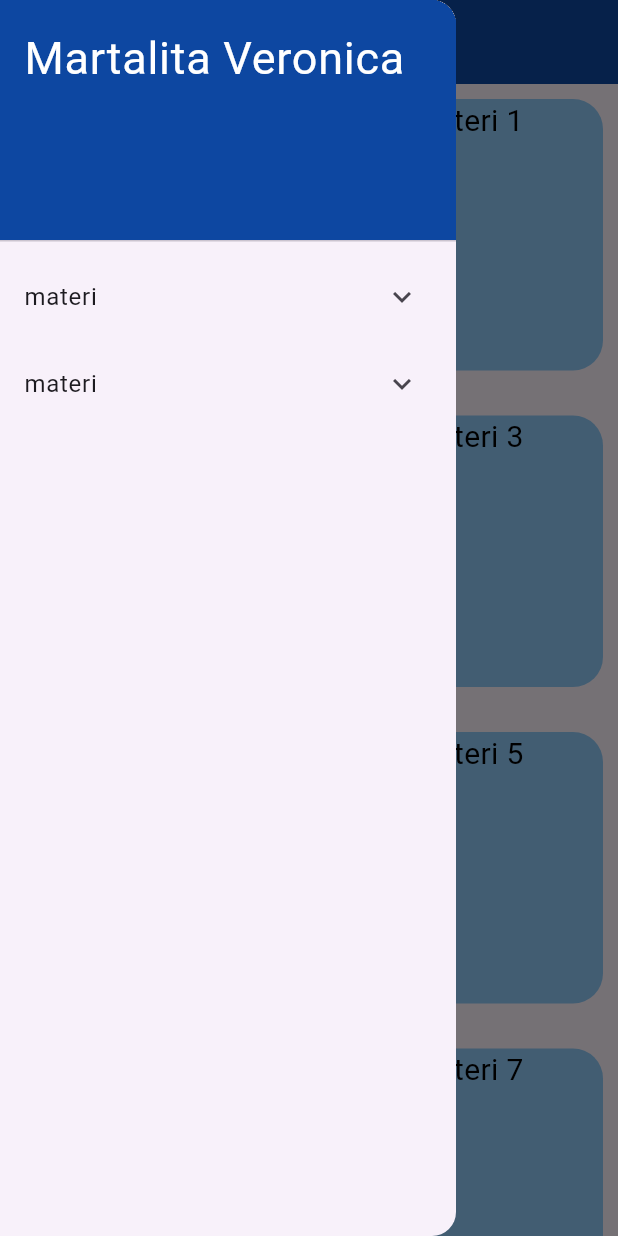
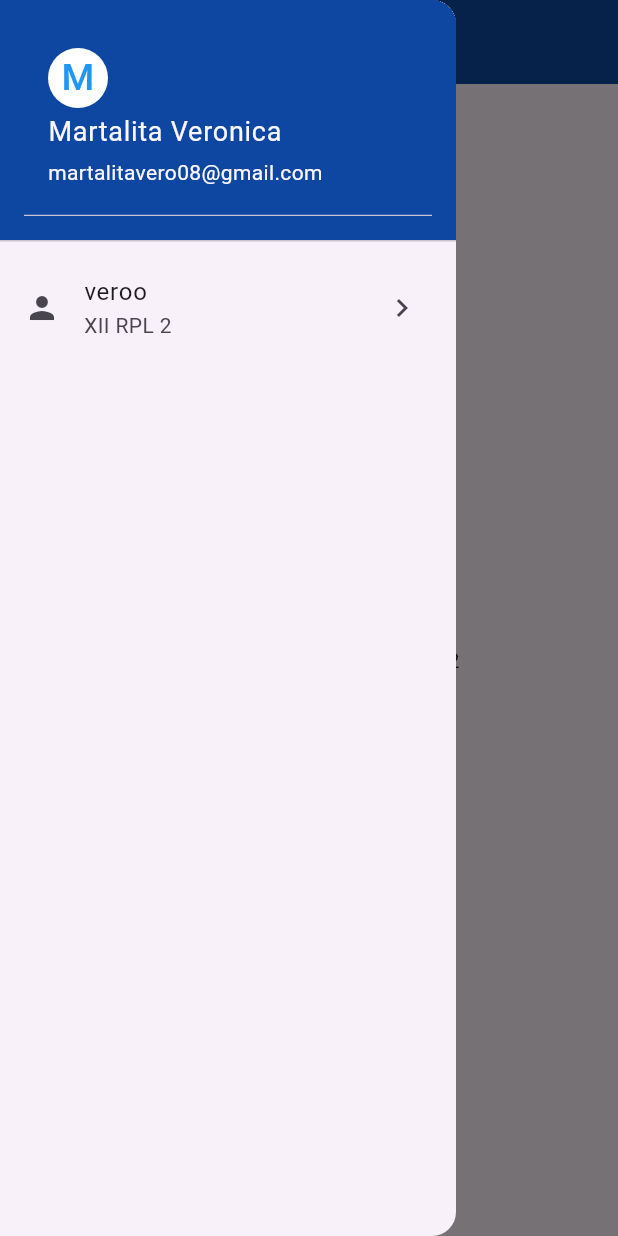
Before and after one commit to verorpl/drawer_listview, a Flutter app: the screen it shows after launch, with the side drawer open, on a phone screen of 412 x 824 dp. Run offline on Flutter 3.47's test engine with Material 3 defaults, Android fonts, the phone set to English and light mode, and no system bars.

Commit message:
UserAccountDrawerHeader

```diff
--- a/lib/drawer.dart
+++ b/lib/drawer.dart
@@ -1,5 +1,4 @@
 import 'package:flutter/material.dart';
-
 
 class MyHomePage extends StatelessWidget {
   const MyHomePage({super.key, required this.title});
@@ -17,69 +16,149 @@ class MyHomePage extends StatelessWidget {
         foregroundColor: Colors.white,
       ),
       drawer: buildGroupDrawer(context),
-        body: GridView.count(
-          crossAxisCount: 2,
-          crossAxisSpacing: 10.0,
-          mainAxisSpacing: 10.0,
-          shrinkWrap: true,
-          children: List.generate(10, (index) {
-            return Padding(
-              padding: EdgeInsets.all(10.0),
-              child: Container(
-                height: 5.0,
-                decoration: BoxDecoration(
-                  borderRadius: BorderRadius.circular(20.0),
-                  color: Colors.blue[200],
+      body: Center(
+        child: Text('Pemrograman Mobile $title'),
       ),
-                child: Text(
-                'Materi $index',
-                textAlign: TextAlign.center,
-                style: TextStyle(
-                  color: Colors.black,
-                fontSize: 20,
-                )
-                ),
-                )
     );
-          }),
-        ));
+    // body: GridView.count(
+    //   crossAxisCount: 2,
+    //   crossAxisSpacing: 10.0,
+    //   mainAxisSpacing: 10.0,
+    //   shrinkWrap: true,
+    //   children: List.generate(10, (index) {
+    //     return Padding(
+    //         padding: EdgeInsets.all(10.0),
+    //         child: Container(
+    //           height: 5.0,
+    //           decoration: BoxDecoration(
+    //             borderRadius: BorderRadius.circular(20.0),
+    //             color: Colors.blue[200],
+    //           ),
+    //           child: Text('Materi $index',
+    //               textAlign: TextAlign.center,
+    //               style: TextStyle(
+    //                 color: Colors.black,
+    //                 fontSize: 20,
+    //               )),
+    //         ));
+    //   }),
+    // ));
   }
+
   Widget buildGroupDrawer(BuildContext context) {
-    return Drawer (
+    return Drawer(
       child: ListView(
         padding: EdgeInsets.zero,
-        children:[
+        children: <Widget>[
           DrawerHeader(
             decoration: BoxDecoration(color: Colors.blue[900]),
-            child: Text('Martalita Veronica',
+            child: UserAccountsDrawerHeader(
+              decoration: BoxDecoration(color: Colors.blue[900]
+              ),
+              accountName: const Text('Martalita Veronica',
               style: TextStyle(
-              color: Colors.white,
-              fontSize: 30,
+                fontSize: 18.0,
+                ),
+              ),
+              accountEmail: const Text('martalitavero08@gmail.com',
+              ),
+              currentAccountPictureSize: Size.square(40),
+              currentAccountPicture: CircleAvatar(backgroundColor: Colors.white,
+              child: Text('M',
+              style: TextStyle(
+                fontSize: 25.0,
+                color: Colors.blue,
               ),
               ),
               ),
-              ExpansionTile(
-                title: const Text('materi'),
-                children: [
-                  ListTile(title: Text('materi 1'), onTap: () {Navigator.pop(context);},),
-                  ListTile(title: Text('materi 2'),  onTap: () {Navigator.pop(context);},),
-                  ListTile(title: Text('materi 3'),  onTap: () {Navigator.pop(context);},),
-                  ListTile(title: Text('materi 4'),  onTap: () {Navigator.pop(context);},),
-                  ListTile(title: Text('materi 5'),  onTap: () {Navigator.pop(context);},),
-                ],
             ),
-                 ExpansionTile(
-                title: const Text('materi'),
-                children: [
-                  ListTile(title: Text('tugas 1'), onTap: () {Navigator.pop(context);},),
-                  ListTile(title: Text('tugas 2'),  onTap: () {Navigator.pop(context);},),
-                  ListTile(title: Text('tugas 3'),  onTap: () {Navigator.pop(context);},),
-                  ListTile(title: Text('tugas 4'),  onTap: () {Navigator.pop(context);},),
-                  ListTile(title: Text('materi 5'),  onTap: () {Navigator.pop(context);},),
-                ],
+          //   child: Text(
+          //     'Indi Novia Permadani',
+          //     style: TextStyle(
+          //       color: Colors.white,
+          //       fontSize: 30,
+          //     ),
+          //   ),
+          // ),
+          ),
+          ListTile(
+            leading: Icon(Icons.person),
+            title: Text('veroo'),
+            subtitle: Text('XII RPL 2'),
+            trailing: Icon(Icons.chevron_right),
           )
-        ],
-      ),
+          // ExpansionTile(
+          //   title: const Text('materi'),
+          //   children: [
+          //     ListTile(
+          //       title: Text('materi 1'),
+          //       onTap: () {
+          //         Navigator.pop(context);
+          //       },
+          //     ),
+          //     ListTile(
+          //       title: Text('materi 2'),
+          //       onTap: () {
+          //         Navigator.pop(context);
+          //       },
+          //     ),
+          //     ListTile(
+          //       title: Text('materi 3'),
+          //       onTap: () {
+          //         Navigator.pop(context);
+          //       },
+          //     ),
+          //     ListTile(
+          //       title: Text('materi 4'),
+          //       onTap: () {
+          //         Navigator.pop(context);
+          //       },
+          //     ),
+          //     ListTile(
+          //       title: Text('materi 5'),
+          //       onTap: () {
+          //         Navigator.pop(context);
+          //       },
+          //     ),
+          //   ],
+          // ),
+          // ExpansionTile(
+          //   title: const Text('Tugas'),
+          //   children: [
+          //     ListTile(
+          //       title: Text('Tugas 1'),
+          //       onTap: () {
+          //         Navigator.pop(context);
+          //       },
+          //     ),
+          //     ListTile(
+          //       title: Text('Tugas 2'),
+          //       onTap: () {
+          //         Navigator.pop(context);
+          //       },
+          //     ),
+          //     ListTile(
+          //       title: Text('Tugas 3'),
+          //       onTap: () {
+          //         Navigator.pop(context);
+          //       },
+          //     ),
+          //     ListTile(
+          //       title: Text('Tugas 4'),
+          //       onTap: () {
+          //         Navigator.pop(context);
+          //       },
+          //     ),
+          //     ListTile(
+          //       title: Text('Tugas 5'),
+          //       onTap: () {
+          //         Navigator.pop(context);
+          //       },
+          //     ),
+          //   ],
+            //memperlebar
+        ]
+      )
     );
   }
 }
```
Lines whose indentation alone changed are shown as unchanged.
